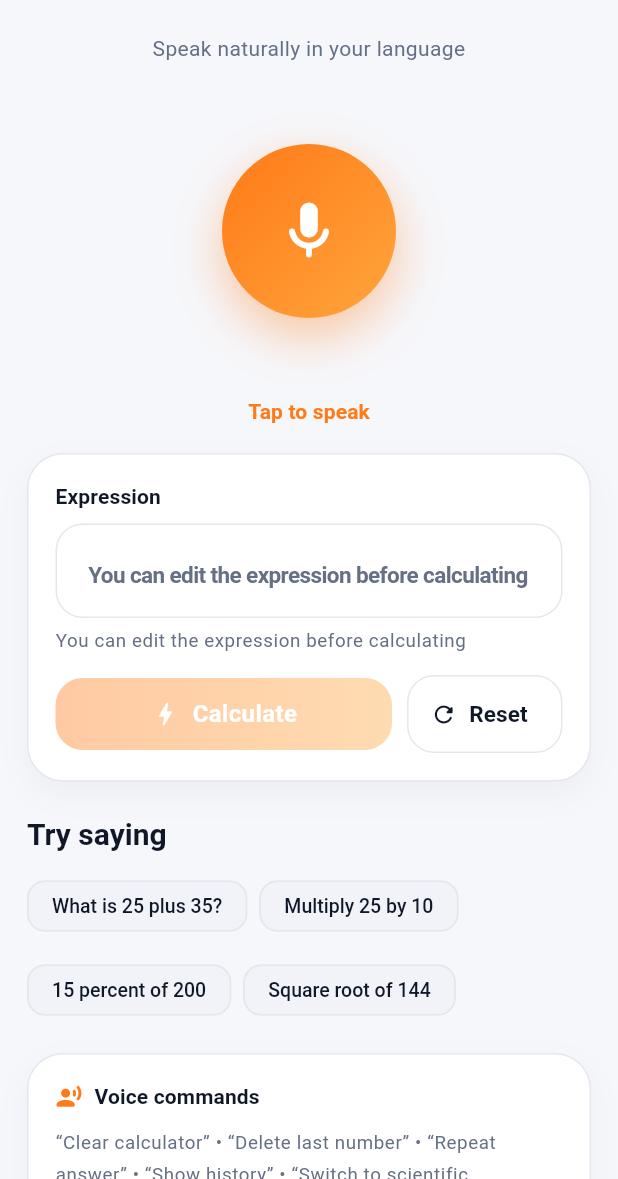
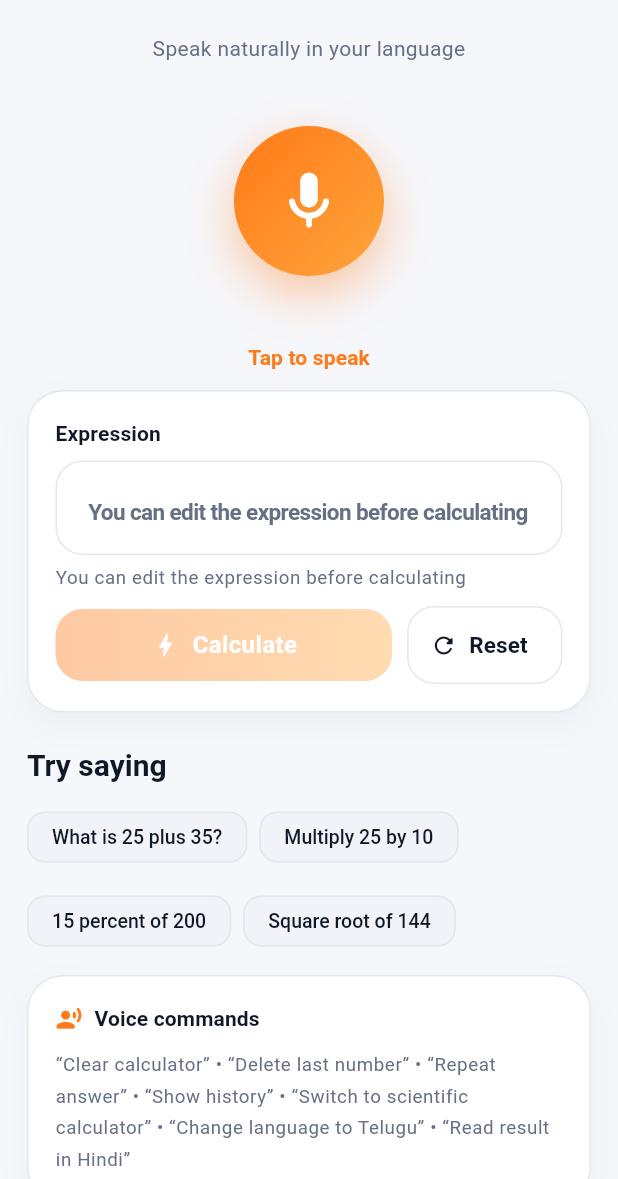
Before and after one commit to sampath365/vanicalc, a Flutter app: the VoiceCalculatorScreen screen opened by its route, on a phone screen of 412 x 824 dp, the part 57-1236 px from its top. Run offline on Flutter 3.47's test engine with Material 3 defaults, Android fonts, the phone set to English and light mode, and no system bars; our stand-ins replace cupertino_ui, flutter_riverpod, flutter_tts, go_router, hive, hive_flutter and 4 more; missing offline and left inert: mobile_scanner; accounts and stored records are empty; statements that could not run were skipped.

Commit message:
fix: compact voice layout so speak actions fit on phones
Co-authored-by: openhands <openhands@all-hands.dev>

```diff
--- a/deploy/SHA256SUMS.txt
+++ b/deploy/SHA256SUMS.txt
@@ -1,2 +1,2 @@
-8b84bc2e5d28da46ac33d232d48a87e706b96bb4e4621dfb47413b79bed4e891  VaniCalc-1.1.0-release.aab
-5c4e308388ddb8d23281669e0e3b230c413a69dcc7679c43243b40dba9af65bc  VaniCalc-1.1.0-release.apk
+b3e4d911a1f48314fcef21345f697fd99e4457a84ade655d88914d1e5bc9b005  VaniCalc-1.1.0-release.aab
+271816a55b34b76d514c569df4261f4452120e8da476dbb218b4afdcd9dddfae  VaniCalc-1.1.0-release.apk
--- a/lib/features/voice_calculator/presentation/voice_calculator_screen.dart
+++ b/lib/features/voice_calculator/presentation/voice_calculator_screen.dart
@@ -121,7 +121,7 @@ class _VoiceCalculatorScreenState extends ConsumerState<VoiceCalculatorScreen>
                 color: theme.textTheme.bodySmall?.color,
               ),
             ),
-            const SizedBox(height: 12),
+            const SizedBox(height: 8),
             Center(
               child: _MicOrb(
                 pulse: _pulse,
@@ -157,9 +157,9 @@ class _VoiceCalculatorScreenState extends ConsumerState<VoiceCalculatorScreen>
               ),
             ),
             if (state.transcript.isNotEmpty) ...[
-              const SizedBox(height: 16),
+              const SizedBox(height: 12),
               SurfaceCard(
-                padding: const EdgeInsets.all(14),
+                padding: const EdgeInsets.all(12),
                 child: Row(
                   children: [
                     Icon(
@@ -199,7 +199,7 @@ class _VoiceCalculatorScreenState extends ConsumerState<VoiceCalculatorScreen>
                 text: noticeText,
               ),
             ],
-            const SizedBox(height: 18),
+            const SizedBox(height: 12),
             SurfaceCard(
               child: Column(
                 crossAxisAlignment: CrossAxisAlignment.start,
@@ -228,7 +228,7 @@ class _VoiceCalculatorScreenState extends ConsumerState<VoiceCalculatorScreen>
                     context.tr('voice_edit_hint'),
                     style: theme.textTheme.bodySmall,
                   ),
-                  const SizedBox(height: 14),
+                  const SizedBox(height: 10),
                   Row(
                     children: [
                       Expanded(
@@ -281,7 +281,7 @@ class _VoiceCalculatorScreenState extends ConsumerState<VoiceCalculatorScreen>
                   ),
               ],
             ),
-            const SizedBox(height: 18),
+            const SizedBox(height: 12),
             SurfaceCard(
               child: Column(
                 crossAxisAlignment: CrossAxisAlignment.start,
@@ -353,8 +353,8 @@ class _MicOrb extends StatelessWidget {
   @override
   Widget build(BuildContext context) {
     return SizedBox(
-      width: 200,
-      height: 200,
+      width: 168,
+      height: 168,
       child: AnimatedBuilder(
         animation: pulse,
         builder: (context, child) {
@@ -373,8 +373,8 @@ class _MicOrb extends StatelessWidget {
                 onTap: onTap,
                 scale: 0.94,
                 child: Container(
-                  width: 116,
-                  height: 116,
+                  width: 100,
+                  height: 100,
                   decoration: BoxDecoration(
                     shape: BoxShape.circle,
                     gradient: LinearGradient(
```
Also changed, not shown: 7 other files.
